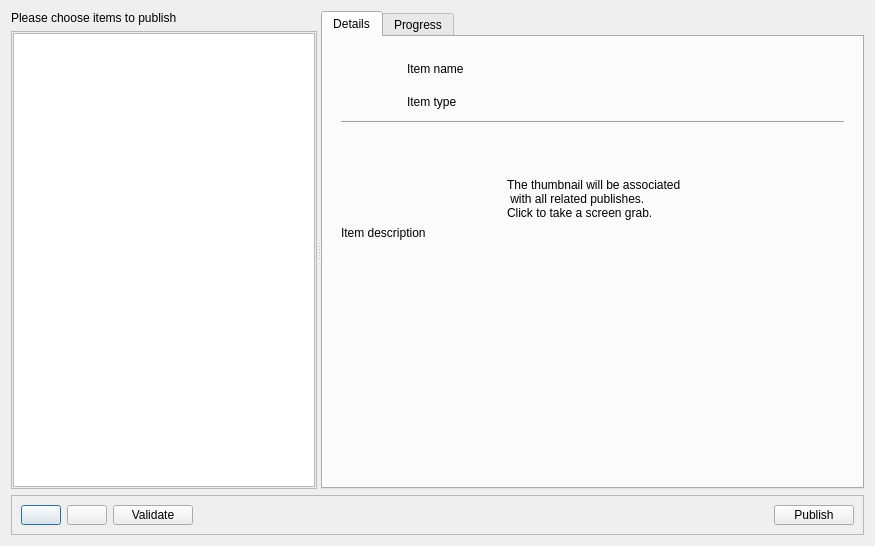
The window that resources/dialog.ui (shotgunsoftware/tk-multi-publish2) describes before a commit, drawn with Qt 5.
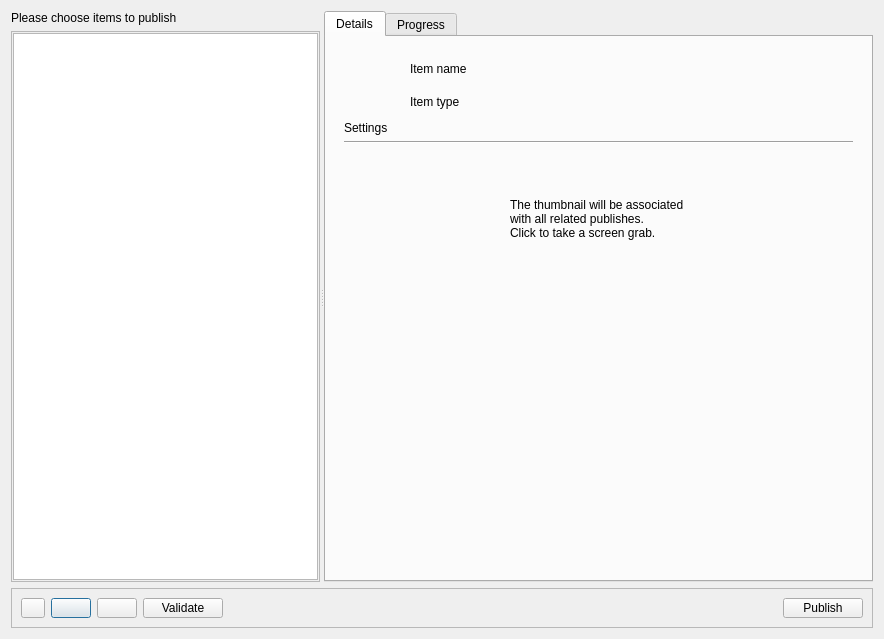
The same window after the commit. Icons and pictures are not drawn. Custom widgets are drawn as their Qt base class.

Commit message: base for settings

```diff
--- a/resources/dialog.ui
+++ b/resources/dialog.ui
@@ -6,8 +6,8 @@
    <rect>
     <x>0</x>
     <y>0</y>
-    <width>875</width>
-    <height>546</height>
+    <width>884</width>
+    <height>639</height>
    </rect>
   </property>
   <property name="windowTitle">
@@ -378,6 +378,13 @@
               </item>
              </layout>
             </item>
+            <item>
+             <widget class="QLabel" name="item_settings_label">
+              <property name="text">
+               <string>Settings</string>
+              </property>
+             </widget>
+            </item>
             <item>
              <widget class="Line" name="item_divider">
               <property name="orientation">
@@ -413,7 +420,7 @@
                <widget class="QLabel" name="item_description_2">
                 <property name="text">
                  <string>The thumbnail will be associated
- with all related publishes.
+with all related publishes.
 Click to take a screen grab.</string>
                 </property>
                 <property name="alignment">
@@ -427,28 +434,15 @@
              </layout>
             </item>
             <item>
-             <widget class="QLabel" name="item_description">
-              <property name="text">
-               <string>Item description</string>
-              </property>
-              <property name="wordWrap">
-               <bool>true</bool>
+             <widget class="SettingsWidget" name="item_settings" native="true">
+              <property name="sizePolicy">
+               <sizepolicy hsizetype="Preferred" vsizetype="Expanding">
+                <horstretch>0</horstretch>
+                <verstretch>0</verstretch>
+               </sizepolicy>
               </property>
              </widget>
             </item>
-            <item>
-             <spacer name="verticalSpacer_5">
-              <property name="orientation">
-               <enum>Qt::Vertical</enum>
-              </property>
-              <property name="sizeHint" stdset="0">
-               <size>
-                <width>20</width>
-                <height>168</height>
-               </size>
-              </property>
-             </spacer>
-            </item>
            </layout>
           </widget>
           <widget class="QWidget" name="details_select">
@@ -507,6 +501,14 @@
       <enum>QFrame::Raised</enum>
      </property>
      <layout class="QHBoxLayout" name="horizontalLayout">
+      <item>
+       <widget class="QToolButton" name="toolButton">
+        <property name="icon">
+         <iconset resource="resources.qrc">
+          <normaloff>:/tk_multi_publish2/reload.png</normaloff>:/tk_multi_publish2/reload.png</iconset>
+        </property>
+       </widget>
+      </item>
       <item>
        <widget class="QPushButton" name="reload">
         <property name="text">
@@ -570,6 +572,12 @@
    <extends>QLabel</extends>
    <header>..thumbnail</header>
   </customwidget>
+  <customwidget>
+   <class>SettingsWidget</class>
+   <extends>QWidget</extends>
+   <header>..settings_widget</header>
+   <container>1</container>
+  </customwidget>
  </customwidgets>
  <resources>
   <include location="resources.qrc"/>
```
Left out of the diff: 74 changed lines with no effect on the pictures. The commit also changes 8 other files.
